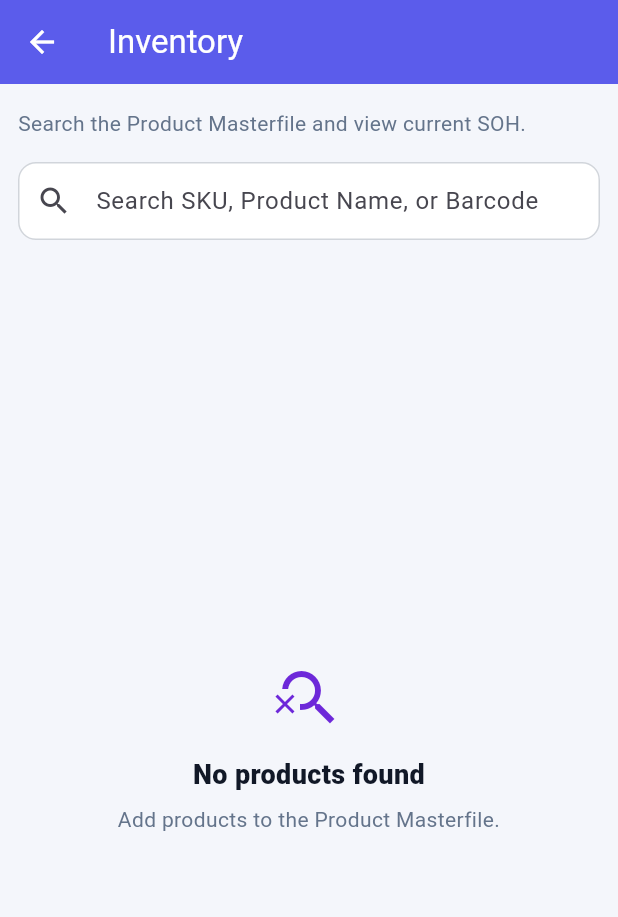
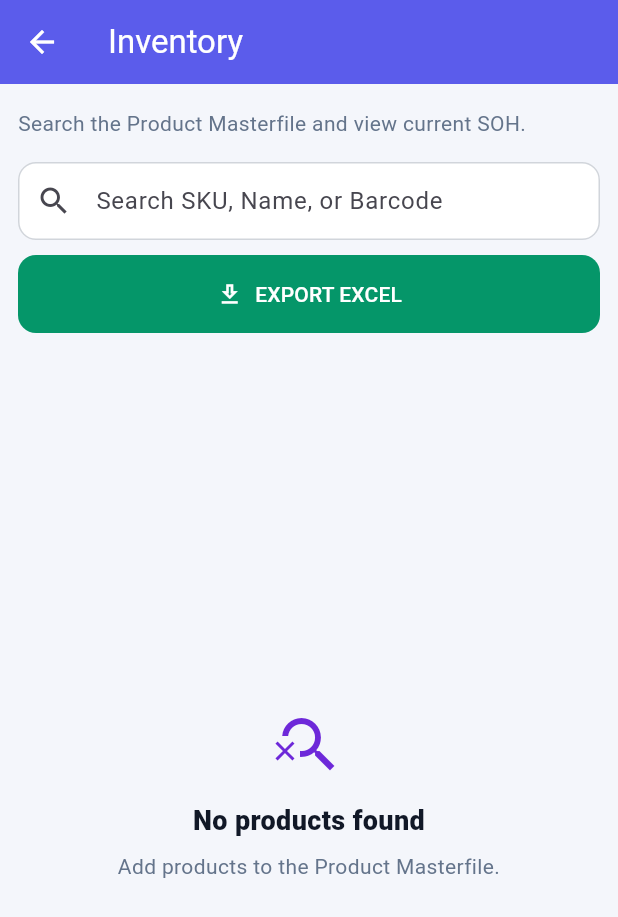
Before and after one commit to FlavPOS/POS-Software, a Flutter app: the InventoryModuleScreen screen opened directly, on a phone screen of 412 x 824 dp. Shown: the top 917 px of the screen. Run offline on Flutter 3.47's test engine with Material 3 defaults, Android fonts, the phone set to English and light mode, and no system bars; our stand-ins replace connectivity_plus, cross_file, firebase_core, firebase_database, image_picker, shared_preferences and 1 more; missing offline and left inert: excel, file_saver, file_selector, idb_shim; accounts and stored records are empty.

Commit message:
Add filtered Inventory Excel export

```diff
--- a/lib/screens/inventory/inventory_module_screen.dart
+++ b/lib/screens/inventory/inventory_module_screen.dart
@@ -3,6 +3,7 @@ import 'package:flutter/foundation.dart';
 
 import '../../models/product.dart';
 import '../../repositories/product_repository.dart';
+import '../../services/inventory_excel_export_service.dart';
 import '../../services/product_service.dart';
 import '../../services/product_photo_service.dart';
 
@@ -42,6 +43,13 @@ class _InventoryOverviewState extends State<_InventoryOverview> {
   final TextEditingController _searchController = TextEditingController();
 
   String _searchText = '';
+
+  final InventoryExcelExportService _excelExportService =
+      InventoryExcelExportService.instance;
+
+  List<Product> _visibleProducts = <Product>[];
+
+  bool _exportingExcel = false;
 
   Stream<List<Product>> get _productStream {
     final injected = widget.productStream;
@@ -137,6 +145,8 @@ class _InventoryOverviewState extends State<_InventoryOverview> {
 
                   final products = _filterProducts(snapshot.data!);
 
+                  _visibleProducts = products;
+
                   if (products.isEmpty) {
                     return _InventoryMessage(
                       icon: Icons.search_off,
@@ -167,6 +177,76 @@ class _InventoryOverviewState extends State<_InventoryOverview> {
     );
   }
 
+  Future<void> _exportInventoryExcel() async {
+    if (_exportingExcel) {
+      return;
+    }
+
+    if (_visibleProducts.isEmpty) {
+      ScaffoldMessenger.of(context)
+        ..hideCurrentSnackBar()
+        ..showSnackBar(
+          const SnackBar(
+            behavior: SnackBarBehavior.floating,
+            content: Text(
+              'There are no Inventory '
+              'products to export.',
+            ),
+          ),
+        );
+
+      return;
+    }
+
+    setState(() {
+      _exportingExcel = true;
+    });
+
+    try {
+      final result = await _excelExportService.export(
+        products: List<Product>.unmodifiable(_visibleProducts),
+      );
+
+      if (!mounted) {
+        return;
+      }
+
+      ScaffoldMessenger.of(context)
+        ..hideCurrentSnackBar()
+        ..showSnackBar(
+          SnackBar(
+            behavior: SnackBarBehavior.floating,
+            content: Text(
+              '${result.productCount} product(s) '
+              'exported to ${result.fileName}.',
+            ),
+          ),
+        );
+    } catch (error) {
+      if (!mounted) {
+        return;
+      }
+
+      ScaffoldMessenger.of(context)
+        ..hideCurrentSnackBar()
+        ..showSnackBar(
+          SnackBar(
+            behavior: SnackBarBehavior.floating,
+            content: Text(
+              'Unable to export Inventory: '
+              '$error',
+            ),
+          ),
+        );
+    } finally {
+      if (mounted) {
+        setState(() {
+          _exportingExcel = false;
+        });
+      }
+    }
+  }
+
   Widget _buildSearchArea({
     required double horizontalPadding,
     required bool mobile,
@@ -191,7 +271,11 @@ class _InventoryOverviewState extends State<_InventoryOverview> {
                 style: TextStyle(color: Color(0xFF64748B), fontSize: 14),
               ),
               const SizedBox(height: 16),
-              TextField(
+              LayoutBuilder(
+                builder: (context, constraints) {
+                  final compact = constraints.maxWidth < 700;
+
+                  final searchField = TextField(
                     controller: _searchController,
                     onChanged: (value) {
                       setState(() {
@@ -200,9 +284,11 @@ class _InventoryOverviewState extends State<_InventoryOverview> {
                     },
                     textInputAction: TextInputAction.search,
                     decoration: InputDecoration(
-                  hintText:
-                      'Search SKU, Product Name, '
-                      'or Barcode',
+                      hintText: compact
+                          ? 'Search SKU, Name, '
+                                'or Barcode'
+                          : 'Search SKU, Product '
+                                'Name, or Barcode',
                       prefixIcon: const Icon(Icons.search),
                       suffixIcon: _searchText.isEmpty
                           ? null
@@ -239,6 +325,54 @@ class _InventoryOverviewState extends State<_InventoryOverview> {
                         ),
                       ),
                     ),
+                  );
+
+                  final exportButton = FilledButton.icon(
+                    onPressed: _exportingExcel ? null : _exportInventoryExcel,
+                    icon: _exportingExcel
+                        ? const SizedBox(
+                            width: 18,
+                            height: 18,
+                            child: CircularProgressIndicator(
+                              strokeWidth: 2,
+                              color: Colors.white,
+                            ),
+                          )
+                        : const Icon(Icons.download_outlined),
+                    label: Text(
+                      _exportingExcel ? 'EXPORTING...' : 'EXPORT EXCEL',
+                    ),
+                    style: FilledButton.styleFrom(
+                      backgroundColor: const Color(0xFF059669),
+                      foregroundColor: Colors.white,
+                      padding: const EdgeInsets.symmetric(
+                        horizontal: 18,
+                        vertical: 16,
+                      ),
+                      shape: RoundedRectangleBorder(
+                        borderRadius: BorderRadius.circular(12),
+                      ),
+                    ),
+                  );
+
+                  if (compact) {
+                    return Column(
+                      children: [
+                        searchField,
+                        const SizedBox(height: 10),
+                        SizedBox(width: double.infinity, child: exportButton),
+                      ],
+                    );
+                  }
+
+                  return Row(
+                    children: [
+                      Expanded(child: searchField),
+                      const SizedBox(width: 12),
+                      exportButton,
+                    ],
+                  );
+                },
               ),
             ],
           ),
```
Also changed, not shown: lib/services/inventory_excel_export_service.dart (added, +279 -0 lines), 1 other file. Lines whose indentation alone changed are shown as unchanged.
